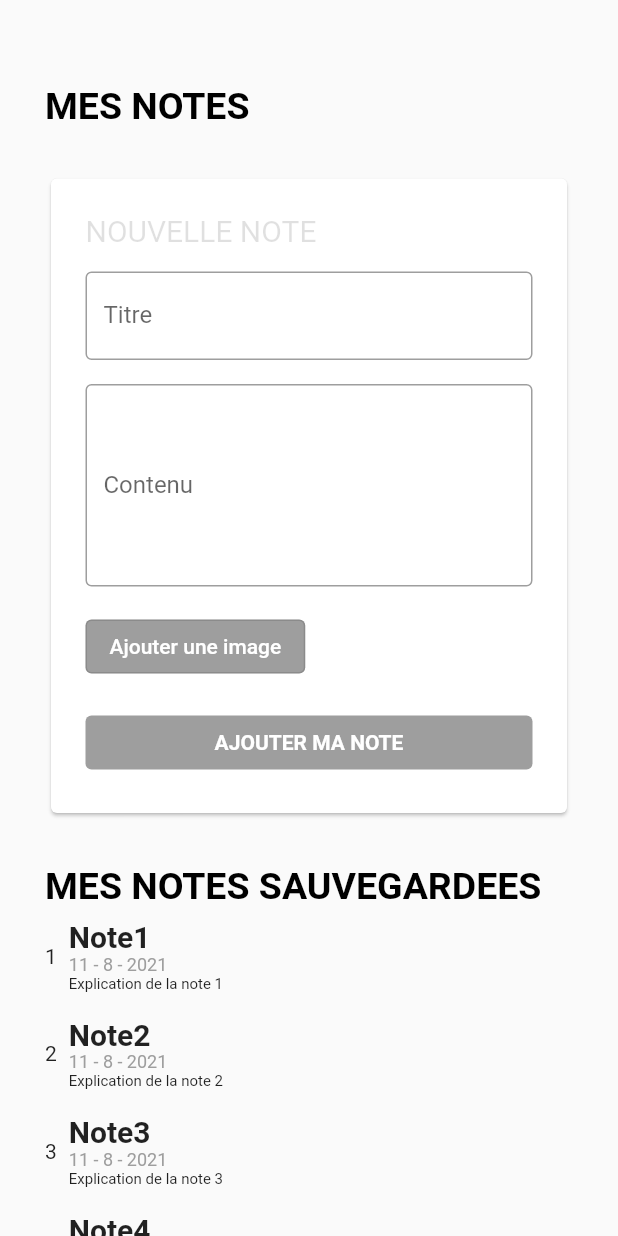
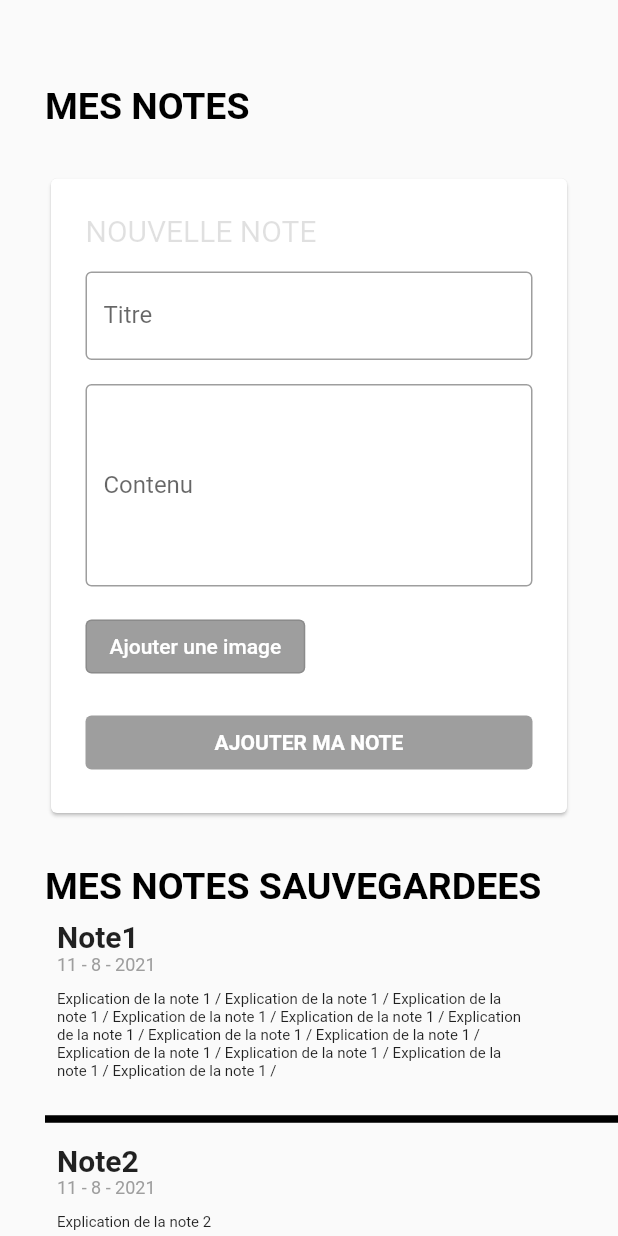
Before and after one commit to AlexisMrcx/tp_final, a Flutter app: the screen it shows after launch, on a phone screen of 412 x 824 dp. Run offline on Flutter 3.47's test engine with Material 2 defaults, Android fonts, the phone set to English and light mode, and no system bars.

Commit message:
Texte note sur plusieurs lignes

```diff
--- a/lib/app/screens/home/widgets/list_note.dart
+++ b/lib/app/screens/home/widgets/list_note.dart
@@ -9,7 +9,7 @@ class ListNote extends StatefulWidget {
 
 class _ListNoteState extends State<ListNote> {
   final List<Note> noteList = [
-    Note(title: "Note1", dateTime: DateTime.now(), content: "Explication de la note 1"),
+    Note(title: "Note1", dateTime: DateTime.now(), content: "Explication de la note 1 / Explication de la note 1 / Explication de la note 1 / Explication de la note 1 / Explication de la note 1 / Explication de la note 1 / Explication de la note 1 / Explication de la note 1 / Explication de la note 1 / Explication de la note 1 / Explication de la note 1 / Explication de la note 1 / "),
     Note(title: "Note2", dateTime: DateTime.now(), content: "Explication de la note 2"),
     Note(title: "Note3", dateTime: DateTime.now(), content: "Explication de la note 3"),
     Note(title: "Note4", dateTime: DateTime.now(), content: "Explication de la note 4"),
@@ -20,7 +20,7 @@ class _ListNoteState extends State<ListNote> {
 
   @override
   Widget build(BuildContext context) {
-    return ListView.builder(
+    return ListView.separated(
       shrinkWrap: true,
       physics: ScrollPhysics(),
       itemCount: noteList.length,
@@ -29,12 +29,12 @@ class _ListNoteState extends State<ListNote> {
           onTap: null,
           child: Row(
             children: [
-              Text((position + 1).toString()),
               ListNoteElement(element : noteList[position])
             ],
           ),
         );
       },
+      separatorBuilder: (context, index) => Divider(thickness: 5, color: Colors.black),
     );
   }
 }
--- a/lib/app/screens/home/widgets/list_note_element.dart
+++ b/lib/app/screens/home/widgets/list_note_element.dart
@@ -25,9 +25,16 @@ class ListNoteElement extends StatelessWidget {
                   '${element.dateTime.day} - ${element.dateTime.month + 1} - ${element.dateTime.year}',
                   style: TextStyle(fontSize: 12, color: Colors.grey),
                 ),
-                Text(
-                  element.content,
-                  style: TextStyle(fontSize: 10),
+                Padding(
+                  padding: const EdgeInsets.only(top: 10,bottom: 10),
+                  child: Container(
+                    width: MediaQuery.of(context).size.width - 100,
+                    child: Text(
+                      element.content,
+                      style: TextStyle(fontSize: 10),
+                      maxLines: null,
+                    ),
+                  ),
                 ),
               ],
             ),
```
